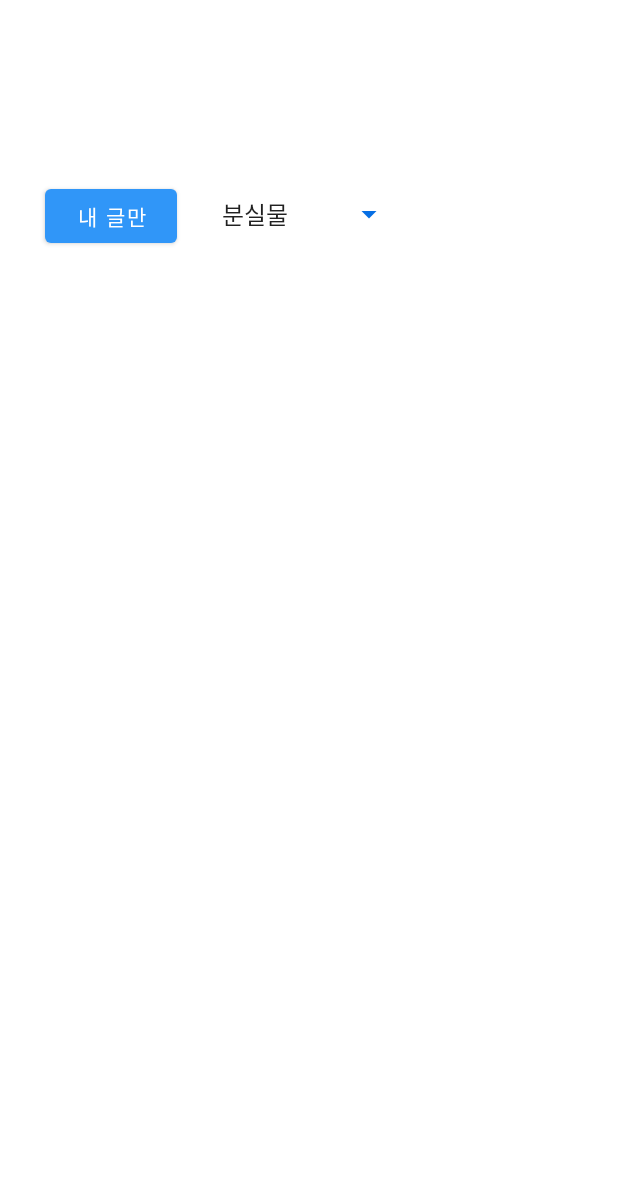
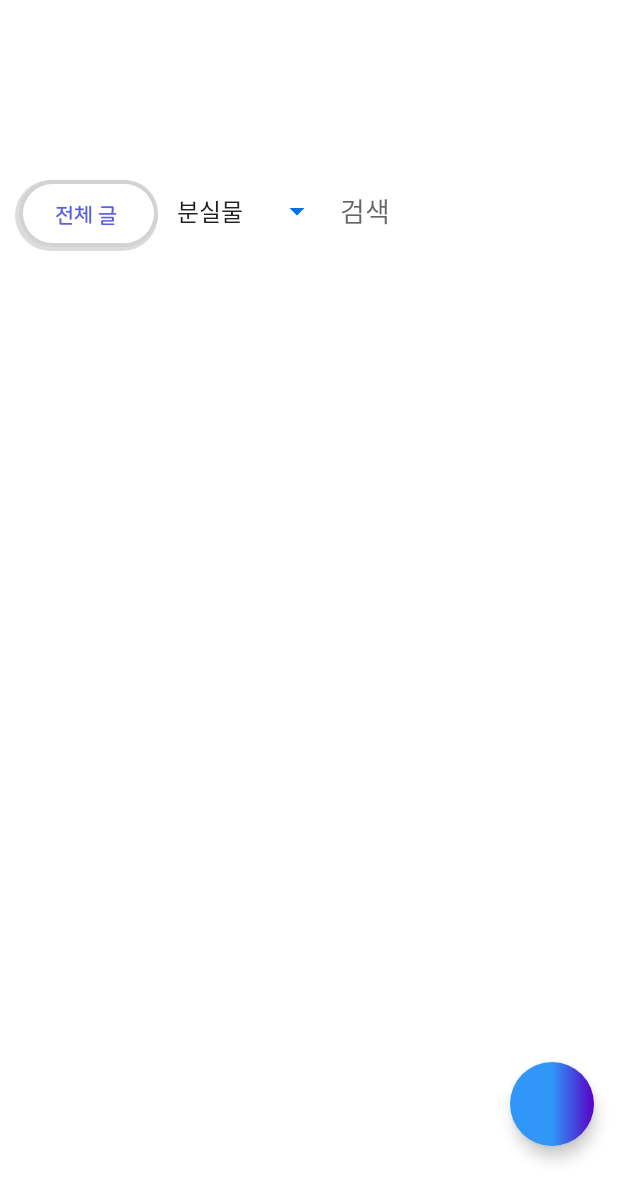
Before and after one commit to jungsunghwa/DodamDodam_Android_JungSungHwa, an Android app: the LostFoundActivity screen opened directly, with no data from a screen before it, on a phone screen of 412 x 824 dp. Shown: the top 1201 px of the screen. Run offline under Robolectric (Android 15) with nearby library versions, the phone set to English and light mode, and no system bars; our stand-ins replace RxJava, data binding; libraries missing offline, so code that uses them is left out: com.annimon.stream, com.scwang.wave; plain views replace MultiWaveHeader; pictures from the network do not load; 4 statements that could not run were skipped.

Commit message:
분실물 개선 및 글쓰기 추가(미완성)

```diff
--- a/app/src/main/AndroidManifest.xml
+++ b/app/src/main/AndroidManifest.xml
@@ -72,6 +72,10 @@
         <activity
             android:name=".activity.LostFoundActivity"
             android:label="@string/title_lostfound" />
+        <activity
+            android:name=".activity.LostFoundWritingActivity"
+            android:label="@string/title_lostfound_writing"/>
+
         <activity android:name=".activity.CounselActivity" />
     </application>
 
--- a/app/src/main/java/kr/hs/dgsw/smartschool/dodamdodam/activity/LostFoundActivity.java
+++ b/app/src/main/java/kr/hs/dgsw/smartschool/dodamdodam/activity/LostFoundActivity.java
@@ -1,13 +1,15 @@
 package kr.hs.dgsw.smartschool.dodamdodam.activity;
 
 import android.content.Context;
+import android.content.Intent;
 import android.os.Bundle;
 import android.os.Handler;
 import android.util.Log;
+import android.view.KeyEvent;
 import android.view.MenuItem;
 import android.view.View;
 import android.widget.AdapterView;
-import android.widget.ArrayAdapter;
+import android.widget.CompoundButton;
 import android.widget.Toast;
 
 import java.util.ArrayList;
@@ -15,7 +17,6 @@ import java.util.List;
 
 import androidx.annotation.NonNull;
 import androidx.appcompat.app.ActionBar;
-import androidx.core.widget.NestedScrollView;
 import androidx.recyclerview.widget.LinearLayoutManager;
 import androidx.recyclerview.widget.RecyclerView;
 
@@ -30,9 +31,21 @@ public class LostFoundActivity extends BaseActivity<LostfoundActivityBinding> {
     LostFoundAdapter lostFoundAdapter = new LostFoundAdapter(this, lostFoundList);
 
     LostFoundViewModel lostFoundViewModel;
+
+    // 말 그대로 페이지 (게시물 10개씩)
     Integer page = 1;
-    Integer type; //분실인지=1 습득인지=2 판단하는 타입
+
+    // 분실인지=1 습득인지=2 판단하는 타입
+    Integer type;
+
+    // List 에 넣기 위한 index 선언
     int index = 0;
+
+    // 검색시 파라미터에 따로 페이지와 타입이 없어 전부 불러오기 때문에
+    // 따로 무한스크롤이 필요가 없다. 따라서 boolean 변수를 따로 선언해
+    // 검색이 아닐시 true, 검색일시 false 로 무한스크롤 여부를 판단해주는 변수
+//    boolean ready = false;
+
     boolean isLoading = false;
 
     @Override
@@ -53,9 +66,12 @@ public class LostFoundActivity extends BaseActivity<LostfoundActivityBinding> {
         initViewModel();
         observableLostFoundViewModel();
 
+        // spinner 선택된 item (분실물, 습득물)에 따른 recyclerview 표시
         binding.lostfoundSpinner.setOnItemSelectedListener(new AdapterView.OnItemSelectedListener() {
             @Override
             public void onItemSelected(AdapterView<?> parent, View view, int position, long id) {
+//                ready = true;
+
                 lostFoundList.clear();
                 index = 0;
 
@@ -66,6 +82,19 @@ public class LostFoundActivity extends BaseActivity<LostfoundActivityBinding> {
                 }
 
                 lostFoundViewModel.getLostFound(page, type);
+
+                // 내 글 표시
+                binding.myWritingCheckbox.setOnCheckedChangeListener(new CompoundButton.OnCheckedChangeListener() {
+                    @Override
+                    public void onCheckedChanged(CompoundButton buttonView, boolean isChecked) {
+                        if (!isChecked) {
+                            binding.myWritingCheckbox.setText("전체 글");
+                        } else {
+                            binding.myWritingCheckbox.setText("내 글만");
+                        }
+                    }
+                });
+
                 setRecyclerViewManager();
                 initScrollListener();
             }
@@ -74,6 +103,29 @@ public class LostFoundActivity extends BaseActivity<LostfoundActivityBinding> {
             public void onNothingSelected(AdapterView<?> parent) {
 
             }
+        });
+
+        // 검색 기능 (엔터키 누를 시 검색)
+        binding.searchEditText.setOnKeyListener(new View.OnKeyListener() {
+            @Override
+            public boolean onKey(View v, int keyCode, KeyEvent event) {
+                if ((event.getAction() == KeyEvent.ACTION_DOWN) && (keyCode == KeyEvent.KEYCODE_ENTER)) {
+                    lostFoundList.clear();
+                    index = 0;
+
+                    lostFoundViewModel.getLostFoundSearch(binding.searchEditText.getText().toString());
+
+                    setRecyclerViewManager();
+
+                    return true;
+                }
+                return false;
+            }
+        });
+
+        binding.lostfoundWritingBtn.setOnClickListener(v -> {
+            Intent intent = new Intent(getApplicationContext(), LostFoundWritingActivity.class);
+            startActivity(intent);
         });
     }
 
@@ -94,11 +146,16 @@ public class LostFoundActivity extends BaseActivity<LostfoundActivityBinding> {
 
     private void observableLostFoundViewModel() {
 
+        // 서버로부터 값이 들어올때마다 lostFoundList 에 넣어줌
         lostFoundViewModel.getResponse().observe(this, data -> {
+            Log.d("Tag", data.size() + "");
             for (int i = 0; i < data.size(); i++) {
                 lostFoundList.add(index, data.get(i));
                 lostFoundAdapter.notifyItemInserted(index);
                 index++;
+            }
+            if (lostFoundList.size() == 0) {
+                Toast.makeText(getApplicationContext(), "검색된 내용이 없습니다.", Toast.LENGTH_SHORT).show();
             }
         });
 
@@ -111,11 +168,12 @@ public class LostFoundActivity extends BaseActivity<LostfoundActivityBinding> {
     private void setRecyclerViewManager() {
         LinearLayoutManager linearLayoutManager = new LinearLayoutManager(this);
         binding.lostfoundRecyclerView.setLayoutManager(linearLayoutManager);
-        Log.d("TAG", "listsize2 = " + lostFoundList.size());
         binding.lostfoundRecyclerView.setAdapter(lostFoundAdapter);
     }
 
     private void initScrollListener() {
+
+        // 무한 스크롤 기능을 구현하기 위해서 마지막으로 1개 남는 걸 계산
         binding.lostfoundRecyclerView.addOnScrollListener(new RecyclerView.OnScrollListener() {
             @Override
             public void onScrollStateChanged(@NonNull RecyclerView recyclerView, int newState) {
@@ -140,6 +198,7 @@ public class LostFoundActivity extends BaseActivity<LostfoundActivityBinding> {
         });
     }
 
+    // 무한 스크롤 기능 구현
     private void loadMore() {
         lostFoundList.add(null);
         lostFoundAdapter.notifyItemInserted(lostFoundList.size() - 1);
--- a/app/src/main/java/kr/hs/dgsw/smartschool/dodamdodam/network/retrofit/interfaces/LostFoundService.java
+++ b/app/src/main/java/kr/hs/dgsw/smartschool/dodamdodam/network/retrofit/interfaces/LostFoundService.java
@@ -46,6 +46,6 @@ public interface LostFoundService {
     @GET("/lostfound/find")
     Call<Response<LostFounds>> getLostFoundSearch(
             @Header("x-access-token") String token,
-            @Query("search") String search
+            @Query("query") String search
     );
 }
--- /dev/null
+++ b/app/src/main/res/drawable/ic_camera.xml
@@ -0,0 +1,6 @@
+<vector android:height="24dp" android:tint="#F4F4F4"
+    android:viewportHeight="24.0" android:viewportWidth="24.0"
+    android:width="24dp" xmlns:android="http://schemas.android.com/apk/res/android">
+    <path android:fillColor="#FF000000" android:pathData="M12,12m-3.2,0a3.2,3.2 0,1 1,6.4 0a3.2,3.2 0,1 1,-6.4 0"/>
+    <path android:fillColor="#FF000000" android:pathData="M9,2L7.17,4L4,4c-1.1,0 -2,0.9 -2,2v12c0,1.1 0.9,2 2,2h16c1.1,0 2,-0.9 2,-2L22,6c0,-1.1 -0.9,-2 -2,-2h-3.17L15,2L9,2zM12,17c-2.76,0 -5,-2.24 -5,-5s2.24,-5 5,-5 5,2.24 5,5 -2.24,5 -5,5z"/>
+</vector>
--- a/app/src/main/res/drawable/ic_arrow_forward.xml
+++ b/app/src/main/res/drawable/lostfound_check_box_background.xml
@@ -1,9 +1,10 @@
-<vector xmlns:android="http://schemas.android.com/apk/res/android"
-        android:width="24dp"
-        android:height="24dp"
-        android:viewportWidth="24.0"
-        android:viewportHeight="24.0">
-    <path
-        android:fillColor="#FF000000"
-        android:pathData="M12,4l-1.41,1.41L16.17,11H4v2h12.17l-5.58,5.59L12,20l8,-8z"/>
-</vector>
+<?xml version="1.0" encoding="utf-8"?>
+<selector xmlns:android="http://schemas.android.com/apk/res/android">
+
+    <item android:drawable="@drawable/lostfound_item_box_background"
+        android:state_checked="false"/>
+
+    <item android:drawable="@drawable/lostfound_item_box_background"
+        android:state_checked="true"/>
+
+</selector>
--- /dev/null
+++ b/app/src/main/res/drawable/lostfound_item_box_background.xml
@@ -0,0 +1,45 @@
+<?xml version="1.0" encoding="utf-8"?>
+<layer-list xmlns:android="http://schemas.android.com/apk/res/android">
+
+    <item>
+        <shape>
+            <solid android:color="#23040000"/>
+            <corners android:radius="28dp"/>
+        </shape>
+    </item>
+
+    <item
+        android:left="3dp"
+        android:bottom="3dp">
+
+        <shape android:shape="rectangle">
+            <gradient
+                android:angle="0"
+                android:endColor="#d3d3d3"
+                android:startColor="#d3d3d3" />
+
+            <corners android:radius="28dp"/>
+
+            <padding
+                android:bottom="3dp"
+                android:left="3dp"
+                android:top="3dp"
+                android:right="3dp"/>
+        </shape>
+    </item>
+
+    <item
+        android:left="3dp"
+        android:bottom="3dp">
+        <shape android:shape="rectangle">
+            <solid android:color="#ffffff"/>
+            <corners android:radius="28dp"/>
+            <padding
+                android:bottom="10dp"
+                android:left="10dp"
+                android:right="10dp"
+                android:top="10dp"/>
+        </shape>
+
+    </item>
+</layer-list>
--- /dev/null
+++ b/app/src/main/res/drawable/lostfound_search_edittext_background.xml
@@ -0,0 +1,14 @@
+<?xml version="1.0" encoding="utf-8"?>
+<shape xmlns:android="http://schemas.android.com/apk/res/android"
+    android:padding="10dp"
+    android:shape="rectangle">
+
+    <solid android:color="#FFFFFF" />
+
+    <corners
+        android:bottomLeftRadius="15dp"
+        android:bottomRightRadius="15dp"
+        android:topLeftRadius="15dp"
+        android:topRightRadius="15dp" />
+
+</shape>
--- a/app/src/main/res/layout/lostfound_activity.xml
+++ b/app/src/main/res/layout/lostfound_activity.xml
@@ -35,28 +35,72 @@
                 app:layout_constraintVertical_bias="1.0"
                 tools:listitem="@layout/lostfound_item" />
 
-            <Button
-                android:id="@+id/my_writing"
-                android:layout_width="wrap_content"
-                android:layout_height="wrap_content"
-                android:layout_marginStart="30dp"
+            <CheckBox
+                android:id="@+id/my_writing_checkbox"
+                android:layout_width="95dp"
+                android:layout_height="47dp"
+                android:layout_marginStart="10dp"
                 android:layout_marginTop="120dp"
-                android:text="내 글만"
+                android:background="@drawable/lostfound_check_box_background"
+                android:textColor="#5C5FE1"
+                android:button="@null"
+                android:fontFamily="@font/nanum_square_round"
+                android:text="전체 글"
+                android:textAlignment="center"
                 app:layout_constraintStart_toStartOf="parent"
                 app:layout_constraintTop_toTopOf="parent" />
 
             <Spinner
                 android:id="@+id/lostfound_spinner"
-                android:layout_width="130dp"
-                android:layout_height="46dp"
-                android:layout_marginStart="140dp"
+                android:layout_width="112dp"
+                android:layout_height="41dp"
+                android:layout_marginStart="110dp"
                 android:layout_marginTop="120dp"
                 android:entries="@array/lostfound_type"
                 app:layout_constraintStart_toStartOf="parent"
                 app:layout_constraintTop_toTopOf="parent" />
 
+            <EditText
+                android:id="@+id/searchEditText"
+                android:layout_width="169dp"
+                android:layout_height="41dp"
+                android:layout_marginTop="120dp"
+                android:layout_marginEnd="16dp"
+                android:ems="10"
+                android:inputType="textPersonName"
+                android:hint="검색"
+                android:textColor="#808080"
+                app:layout_constraintEnd_toEndOf="parent"
+                app:layout_constraintTop_toTopOf="parent"
+                android:imeOptions="actionSearch"
+                android:background="@drawable/lostfound_search_edittext_background"/>
 
         </androidx.constraintlayout.widget.ConstraintLayout>
 
+        <View
+            android:id="@+id/scrim"
+            android:layout_width="match_parent"
+            android:layout_height="match_parent"
+            android:background="?attr/scrimBackground"
+            android:visibility="invisible"
+            app:layout_behavior="@string/fab_transformation_scrim_behavior" />
+
+        <com.google.android.material.floatingactionbutton.FloatingActionButton
+            android:id="@+id/lostfound_writing_btn"
+            android:layout_width="wrap_content"
+            android:layout_height="wrap_content"
+            android:layout_gravity="bottom|end"
+            android:layout_marginEnd="16dp"
+            android:layout_marginRight="16dp"
+            android:layout_marginBottom="60dp"
+            app:backgroundTint="@null"
+            app:layout_anchor="@+id/root_layout"
+            app:layout_anchorGravity="end|bottom"
+            app:layout_constraintBottom_toBottomOf="parent"
+            app:layout_constraintEnd_toEndOf="parent"
+            app:maxImageSize="56dp"
+            app:srcCompat="@drawable/background_fab"
+            app:tint="@null" />
+
     </androidx.coordinatorlayout.widget.CoordinatorLayout>
 </layout>
--- a/app/src/main/res/layout/lostfound_item.xml
+++ b/app/src/main/res/layout/lostfound_item.xml
@@ -35,7 +35,7 @@
                 android:id="@+id/lostfound_title"
                 android:layout_width="wrap_content"
                 android:layout_height="wrap_content"
-                android:layout_marginStart="40dp"
+                android:layout_marginStart="25dp"
                 android:layout_marginTop="16dp"
                 android:fontFamily="@font/nanum_square_round"
                 android:text="Title"
@@ -48,7 +48,7 @@
                 android:id="@+id/lostfound_name"
                 android:layout_width="wrap_content"
                 android:layout_height="wrap_content"
-                android:layout_marginStart="40dp"
+                android:layout_marginStart="25dp"
                 android:layout_marginTop="35dp"
                 android:fontFamily="@font/nanum_square_regular"
                 android:text="Name"
@@ -61,7 +61,7 @@
                 android:id="@+id/lostfound_upload_time"
                 android:layout_width="wrap_content"
                 android:layout_height="wrap_content"
-                android:layout_marginStart="40dp"
+                android:layout_marginStart="25dp"
                 android:layout_marginTop="60dp"
                 android:fontFamily="@font/nanum_square_regular"
                 android:text="UploadTime"
--- a/app/src/main/res/values/strings.xml
+++ b/app/src/main/res/values/strings.xml
@@ -57,6 +57,7 @@
     <string name="menu_bus_apply">셔틀 버스</string>
     <string name="menu_lost_found">분실물</string>
     <string name="menu_counsel_apply">상담 신청</string>
+    <string name="title_lostfound_writing">글쓰기</string>
 
     <string name="desc_select_place">에 있을 장소를 선택해 주세요!</string>
     <string name="desc_offbase_apply">신청하고 싶은 날짜와 시간, 사유를 작성해 주세요</string>
```
Also changed, not shown: app/src/main/java/kr/hs/dgsw/smartschool/dodamdodam/activity/LostFoundWritingActivity.java (added, +29 -0 lines), app/src/main/res/drawable/background_add_image.xml (added, +12 -0 lines), app/src/main/res/layout/lostfound_writing_activity.xml (added, +25 -0 lines), app/src/main/res/layout/lostfound_writing_content.xml (added, +61 -0 lines).
